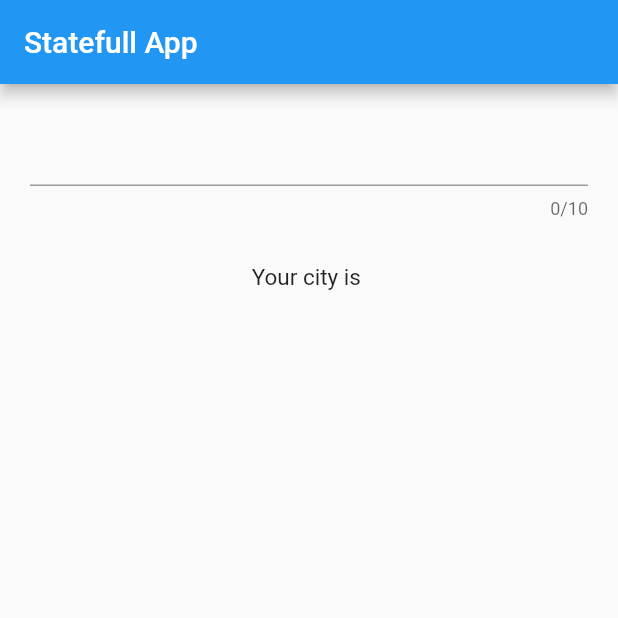
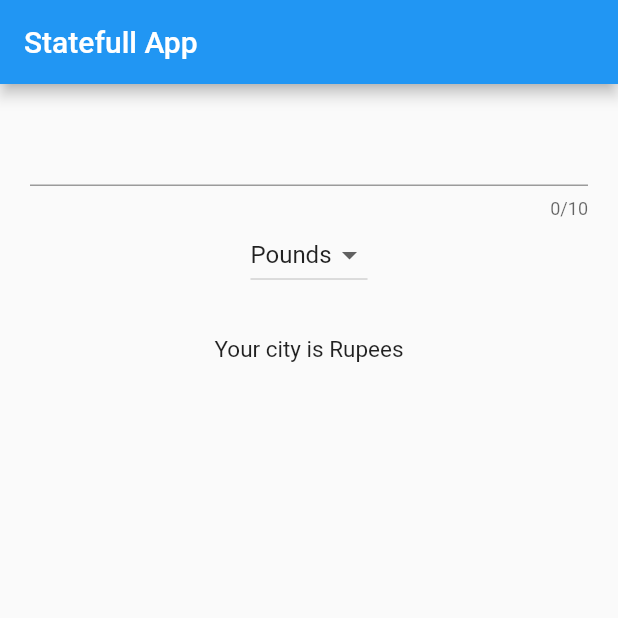
Before and after one commit to TejusAcentria/FlutterProject, a Flutter app: the screen it shows after launch, on a phone screen of 412 x 824 dp, the top half of it. Run offline on Flutter 3.47's test engine with Material 2 defaults, Android fonts, the phone set to English and light mode, and no system bars.

Commit message:
'added_dropDown'

```diff
--- a/FullDemoApplication/working_app/lib/main.dart
+++ b/FullDemoApplication/working_app/lib/main.dart
@@ -16,6 +16,8 @@ class FavouriteCity extends StatefulWidget {
 
 class _FavouriteCityState extends State<FavouriteCity> {
   String nameCity = "";
+  var currrency = ['Rupees', 'Dollar', 'Pounds'];
+  var _currenctValueSelect = 'Rupees';
 
   @override
   Widget build(BuildContext context) {
@@ -33,23 +35,43 @@ class _FavouriteCityState extends State<FavouriteCity> {
 //                    nameCity = userInput;
 //                });
 //              },
-            maxLength: 10,
-            onChanged: (String userInput) {
+              maxLength: 10,
+              onChanged: (String userInput) {
                 setState(() {
-                    nameCity = userInput;
+                  nameCity = userInput;
                 });
               },
+            ),
+            DropdownButton<String>(
+              items: currrency.map((String dropDownStrinItem) {
+                return DropdownMenuItem<String>(
+                  value: dropDownStrinItem,
+                  child: Text(dropDownStrinItem),
+                );
+              }).toList(),
+              onChanged: (String newValueSelect) {
+                _onDropDownItemSelected(newValueSelect);
+
+              },
+              value: currrency[2],
             ),
             Padding(
                 padding: EdgeInsets.all(30.0),
                 child: Text(
-                  "Your city is $nameCity",
+                  "Your city is $_currenctValueSelect",
                   style: TextStyle(fontSize: 15.0),
                 ))
           ],
         ),
       ),
     );
+  }
+
+  void _onDropDownItemSelected(String newValueSelect) {
+
+    setState(() {
+      this._currenctValueSelect=newValueSelect;
+    });
   }
 }
 
```
